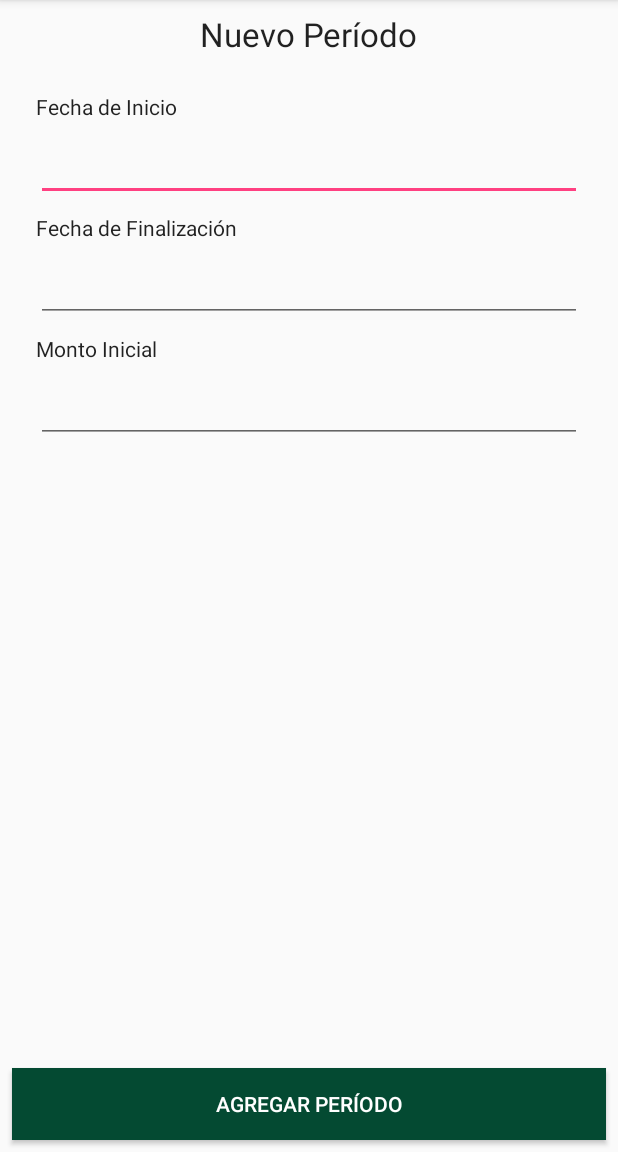
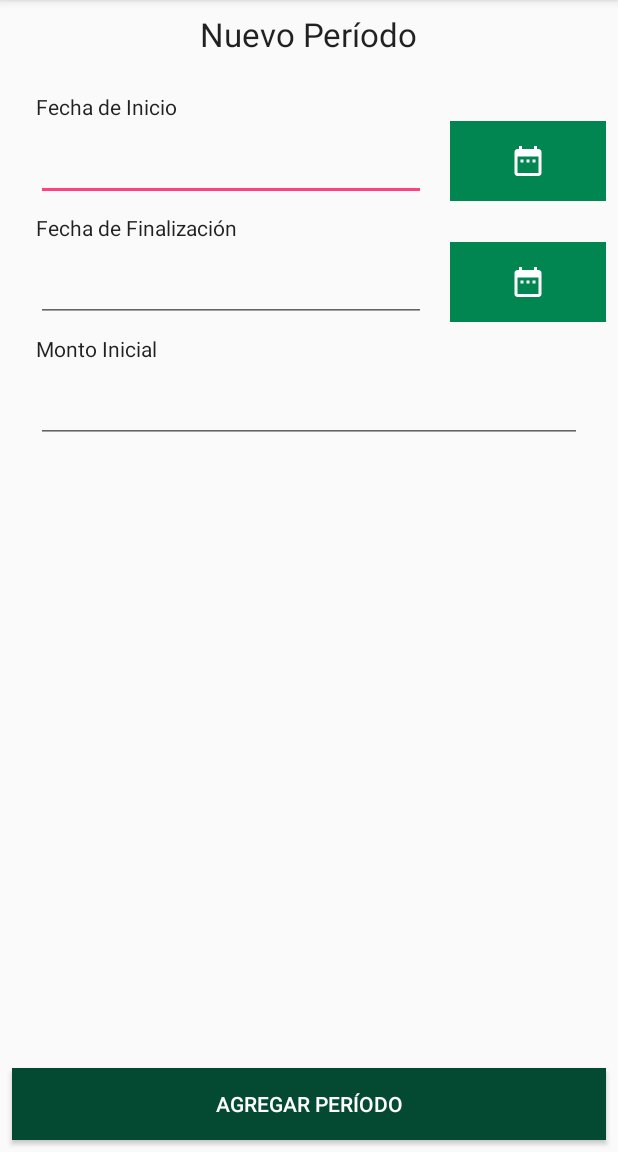
Before and after one commit to Marcelo1706/MyBudget, an Android app: the NuevoPeriodo screen opened directly, with no data from a screen before it, after a tap on "AGREGAR PERÍODO", on a phone screen of 412 x 824 dp, the part 84-1236 px from its top. Run offline under Robolectric (Android 15) with nearby library versions, the phone set to English and light mode, and no system bars.

Commit message:
- Validación de nuevo periodo - Envio de variable de sesion id_periodo a todos los activity - Consulta de periodos con base a usuario - Al seleccionar un período, se envía su id a la variable de sesion

```diff
--- a/app/build.gradle
+++ b/app/build.gradle
@@ -9,6 +9,7 @@ android {
         versionCode 1
         versionName "1.0"
         testInstrumentationRunner "android.support.test.runner.AndroidJUnitRunner"
+        vectorDrawables.useSupportLibrary = true
     }
     buildTypes {
         release {
--- a/app/src/main/java/com/comfycraft/mybudget/fragments/AgregarGastosFragment.java
+++ b/app/src/main/java/com/comfycraft/mybudget/fragments/AgregarGastosFragment.java
@@ -18,6 +18,7 @@ public class AgregarGastosFragment extends Fragment {
     private String id_usuario;
     private String nombre_usuario;
     private String password;
+    private String id_periodo;
 
     @Nullable
     @Override
@@ -25,8 +26,9 @@ public class AgregarGastosFragment extends Fragment {
         //Inicializar variable de sesion
         session = new Sesiones(getActivity().getApplicationContext());
         id_usuario = session.getUserId();
-        nombre_usuario = session.getUserId();
+        nombre_usuario = session.getUserName();
         password = session.getPassword();
+        id_periodo = session.getIdPeriodo();
         return inflater.inflate(R.layout.fragment_agregar_gastos, container, false);
     }
 }
--- a/app/src/main/java/com/comfycraft/mybudget/fragments/AgregarPagosFragment.java
+++ b/app/src/main/java/com/comfycraft/mybudget/fragments/AgregarPagosFragment.java
@@ -19,6 +19,7 @@ public class AgregarPagosFragment extends Fragment {
     private String id_usuario;
     private String nombre_usuario;
     private String password;
+    private String id_periodo;
 
     @Nullable
     @Override
@@ -26,8 +27,9 @@ public class AgregarPagosFragment extends Fragment {
         //Inicializar variable de sesion
         session = new Sesiones(getActivity().getApplicationContext());
         id_usuario = session.getUserId();
-        nombre_usuario = session.getUserId();
+        nombre_usuario = session.getUserName();
         password = session.getPassword();
+        id_periodo = session.getIdPeriodo();
         return inflater.inflate(R.layout.fragment_agregar_pagos, container, false);
 
     }
--- a/app/src/main/java/com/comfycraft/mybudget/fragments/FondosFragment.java
+++ b/app/src/main/java/com/comfycraft/mybudget/fragments/FondosFragment.java
@@ -21,6 +21,7 @@ public class FondosFragment extends Fragment {
     private String id_usuario;
     private String nombre_usuario;
     private String password;
+    private String id_periodo;
 
     TextView tituloFondos, mensajeFondos,labelFondos, aviso;
     EditText etfondos;
@@ -38,8 +39,9 @@ public class FondosFragment extends Fragment {
         //Inicializar variable de sesion
         session = new Sesiones(getActivity().getApplicationContext());
         id_usuario = session.getUserId();
-        nombre_usuario = session.getUserId();
+        nombre_usuario = session.getUserName();
         password = session.getPassword();
+        id_periodo = session.getIdPeriodo();
 
         //Acá irá una condición que permitirá mostrar el mensaje de los fondos o no
         tituloFondos = view.findViewById(R.id.titulofondos);
--- a/app/src/main/java/com/comfycraft/mybudget/fragments/GastosInicialFragment.java
+++ b/app/src/main/java/com/comfycraft/mybudget/fragments/GastosInicialFragment.java
@@ -24,6 +24,7 @@ public class GastosInicialFragment extends Fragment {
     private String id_usuario;
     private String nombre_usuario;
     private String password;
+    private String id_periodo;
 
     TextView tituloPagos, mensajePagos,labelPagos, aviso;
     ListView listPagos;
@@ -41,8 +42,9 @@ public class GastosInicialFragment extends Fragment {
         //Inicializar variable de sesion
         session = new Sesiones(getActivity().getApplicationContext());
         id_usuario = session.getUserId();
-        nombre_usuario = session.getUserId();
+        nombre_usuario = session.getUserName();
         password = session.getPassword();
+        id_periodo = session.getIdPeriodo();
 
         //Acá irá una condición que permitirá mostrar el mensaje de los pagos o no
         tituloPagos = view.findViewById(R.id.titulo_pagos_inicial);
--- a/app/src/main/java/com/comfycraft/mybudget/fragments/PagosInicialFragment.java
+++ b/app/src/main/java/com/comfycraft/mybudget/fragments/PagosInicialFragment.java
@@ -24,6 +24,7 @@ public class PagosInicialFragment extends Fragment {
     private String id_usuario;
     private String nombre_usuario;
     private String password;
+    private String id_periodo;
 
     TextView tituloPagos, mensajePagos,labelPagos, aviso;
     ListView listPagos;
@@ -41,8 +42,10 @@ public class PagosInicialFragment extends Fragment {
         //Inicializar variable de sesion
         session = new Sesiones(getActivity().getApplicationContext());
         id_usuario = session.getUserId();
-        nombre_usuario = session.getUserId();
+        nombre_usuario = session.getUserName();
         password = session.getPassword();
+        id_periodo = session.getIdPeriodo();
+
         //Acá irá una condición que permitirá mostrar el mensaje de los pagos o no
         tituloPagos = view.findViewById(R.id.titulo_pagos_inicial);
         mensajePagos = view.findViewById(R.id.mensaje_pagos_inicial);
--- a/app/src/main/java/com/comfycraft/mybudget/fragments/ResumenFragment.java
+++ b/app/src/main/java/com/comfycraft/mybudget/fragments/ResumenFragment.java
@@ -18,6 +18,7 @@ public class ResumenFragment extends Fragment {
     private String id_usuario;
     private String nombre_usuario;
     private String password;
+    private String id_periodo;
 
     @Nullable
     @Override
@@ -25,8 +26,9 @@ public class ResumenFragment extends Fragment {
         //Inicializar variable de sesion
         session = new Sesiones(getActivity().getApplicationContext());
         id_usuario = session.getUserId();
-        nombre_usuario = session.getUserId();
+        nombre_usuario = session.getUserName();
         password = session.getPassword();
+        id_periodo = session.getIdPeriodo();
 
         return inflater.inflate(R.layout.fragment_resumen, container, false);
     }
--- a/app/src/main/java/com/comfycraft/mybudget/fragments/Super1Fragment.java
+++ b/app/src/main/java/com/comfycraft/mybudget/fragments/Super1Fragment.java
@@ -24,6 +24,7 @@ public class Super1Fragment extends Fragment {
     private String id_usuario;
     private String nombre_usuario;
     private String password;
+    private String id_periodo;
 
     ListView lstsuper;
 
@@ -33,8 +34,9 @@ public class Super1Fragment extends Fragment {
         //Inicializar variable de sesion
         session = new Sesiones(getActivity().getApplicationContext());
         id_usuario = session.getUserId();
-        nombre_usuario = session.getUserId();
+        nombre_usuario = session.getUserName();
         password = session.getPassword();
+        id_periodo = session.getIdPeriodo();
 
         View view =  inflater.inflate(R.layout.fragment_supermercado_1, container, false);
         Button btnNuevaLista = view.findViewById(R.id.nv_lista_super);
--- a/app/src/main/java/com/comfycraft/mybudget/fragments/Super2Fragment.java
+++ b/app/src/main/java/com/comfycraft/mybudget/fragments/Super2Fragment.java
@@ -20,6 +20,7 @@ public class Super2Fragment extends Fragment {
     private String id_usuario;
     private String nombre_usuario;
     private String password;
+    private String id_periodo;
 
     @Nullable
     @Override
@@ -27,8 +28,10 @@ public class Super2Fragment extends Fragment {
         //Inicializar variable de sesion
         session = new Sesiones(getActivity().getApplicationContext());
         id_usuario = session.getUserId();
-        nombre_usuario = session.getUserId();
+        nombre_usuario = session.getUserName();
         password = session.getPassword();
+        id_periodo = session.getIdPeriodo();
+
         return inflater.inflate(R.layout.fragment_supermercado_2, container, false);
     }
 }
--- a/app/src/main/java/com/comfycraft/mybudget/fragments/Super3Fragment.java
+++ b/app/src/main/java/com/comfycraft/mybudget/fragments/Super3Fragment.java
@@ -22,6 +22,7 @@ public class Super3Fragment extends Fragment {
     private String id_usuario;
     private String nombre_usuario;
     private String password;
+    private String id_periodo;
 
     @Nullable
     @Override
@@ -29,8 +30,9 @@ public class Super3Fragment extends Fragment {
         //Inicializar variable de sesion
         session = new Sesiones(getActivity().getApplicationContext());
         id_usuario = session.getUserId();
-        nombre_usuario = session.getUserId();
+        nombre_usuario = session.getUserName();
         password = session.getPassword();
+        id_periodo = session.getIdPeriodo();
 
         View view = inflater.inflate(R.layout.fragment_supermercado_3, container, false);
         final ProductosModel productosModel[] = new ProductosModel[] {
--- a/app/src/main/java/com/comfycraft/mybudget/layout/NuevoPeriodo.java
+++ b/app/src/main/java/com/comfycraft/mybudget/layout/NuevoPeriodo.java
@@ -1,19 +1,39 @@
 package com.comfycraft.mybudget.layout;
 
+import android.app.DatePickerDialog;
+import android.content.Intent;
 import android.graphics.drawable.ColorDrawable;
 import android.support.v7.app.ActionBar;
 import android.support.v7.app.AppCompatActivity;
 import android.os.Bundle;
 import android.view.View;
 import android.widget.Button;
+import android.widget.DatePicker;
 import android.widget.EditText;
+import android.widget.ImageButton;
 import android.widget.Toast;
 
 import com.comfycraft.mybudget.R;
 import com.comfycraft.mybudget.utilidades.Crud;
 import com.comfycraft.mybudget.utilidades.Sesiones;
 
-public class NuevoPeriodo extends AppCompatActivity {
+import java.text.SimpleDateFormat;
+import java.util.Calendar;
+import java.util.Date;
+
+public class NuevoPeriodo extends AppCompatActivity implements View.OnClickListener{
+
+    private static final String CERO = "0";
+    private static final String BARRA = "/";
+
+    //Calendario para obtener fecha & hora
+    public final Calendar c = Calendar.getInstance();
+
+    //Variables para obtener la fecha
+    final int mes = c.get(Calendar.MONTH);
+    final int dia = c.get(Calendar.DAY_OF_MONTH);
+    final int anio = c.get(Calendar.YEAR);
+
 
     //Variable de sesion
     private Sesiones session;
@@ -24,6 +44,7 @@ public class NuevoPeriodo extends AppCompatActivity {
 
     EditText fechaini, fechafin, montoInicial;
     Button btnNuevoPeriodo;
+    ImageButton btnFechaIni, btnFechaFin;
 
     @Override
     protected void onCreate(Bundle savedInstanceState) {
@@ -33,7 +54,7 @@ public class NuevoPeriodo extends AppCompatActivity {
         //Inicializar variable de sesion
         session = new Sesiones(getApplicationContext());
         id_usuario = session.getUserId();
-        nombre_usuario = session.getUserId();
+        nombre_usuario = session.getUserName();
         password = session.getPassword();
 
         //Cambiar color de la Action Bar
@@ -48,24 +69,130 @@ public class NuevoPeriodo extends AppCompatActivity {
                 insertarPeriodo();
             }
         });
+
+        btnFechaIni = findViewById(R.id.fechaInicio_button);
+        btnFechaIni.setOnClickListener(this);
+
+        btnFechaFin = findViewById(R.id.fechaFin_button);
+        btnFechaFin.setOnClickListener(this);
+
     }
 
-    public void insertarPeriodo(){
+    public void onClick(View v){
+        switch (v.getId()){
+            case R.id.fechaInicio_button:
+                obtenerFechaIni();
+                break;
+            case R.id.fechaFin_button:
+                obtenerFechaFin();
+                break;
+        }
+    }
+
+    private void obtenerFechaIni(){
+        fechaini = findViewById(R.id.fechaInicio);
+        DatePickerDialog recogerFecha = new DatePickerDialog(this, new DatePickerDialog.OnDateSetListener() {
+            @Override
+            public void onDateSet(DatePicker view, int year, int month, int dayOfMonth) {
+                //Esta variable lo que realiza es aumentar en uno el mes ya que comienza desde 0 = enero
+                final int mesActual = month + 1;
+                //Formateo el día obtenido: antepone el 0 si son menores de 10
+                String diaFormateado = (dayOfMonth < 10)? CERO + String.valueOf(dayOfMonth):String.valueOf(dayOfMonth);
+                //Formateo el mes obtenido: antepone el 0 si son menores de 10
+                String mesFormateado = (mesActual < 10)? CERO + String.valueOf(mesActual):String.valueOf(mesActual);
+                //Muestro la fecha con el formato deseado
+                fechaini.setText(diaFormateado + BARRA + mesFormateado + BARRA + year);
+
+
+            }
+            //Estos valores deben ir en ese orden, de lo contrario no mostrara la fecha actual
+            /**
+             *También puede cargar los valores que usted desee
+             */
+        },anio, mes, dia);
+        //Muestro el widget
+        recogerFecha.show();
+    }
+
+    private void obtenerFechaFin(){
+        fechafin = findViewById(R.id.fechaFin);
+        DatePickerDialog recogerFecha = new DatePickerDialog(this, new DatePickerDialog.OnDateSetListener() {
+            @Override
+            public void onDateSet(DatePicker view, int year, int month, int dayOfMonth) {
+                //Esta variable lo que realiza es aumentar en uno el mes ya que comienza desde 0 = enero
+                final int mesActual = month + 1;
+                //Formateo el día obtenido: antepone el 0 si son menores de 10
+                String diaFormateado = (dayOfMonth < 10)? CERO + String.valueOf(dayOfMonth):String.valueOf(dayOfMonth);
+                //Formateo el mes obtenido: antepone el 0 si son menores de 10
+                String mesFormateado = (mesActual < 10)? CERO + String.valueOf(mesActual):String.valueOf(mesActual);
+                //Muestro la fecha con el formato deseado
+                fechafin.setText(diaFormateado + BARRA + mesFormateado + BARRA + year);
+
+
+            }
+            //Estos valores deben ir en ese orden, de lo contrario no mostrara la fecha actual
+            /**
+             *También puede cargar los valores que usted desee
+             */
+        },anio, mes, dia);
+        //Muestro el widget
+        recogerFecha.show();
+    }
+
+    public void insertarPeriodo() {
+
+        //referenciar controles
         fechaini = findViewById(R.id.fechaInicio);
         fechafin = findViewById(R.id.fechaFin);
         montoInicial = findViewById(R.id.montoInicial);
 
-        Crud prueba =  new Crud(this);
+        //Obtener valores de los controles
+        String fechaIni = fechaini.getText().toString();
+        String fechaFin = fechafin.getText().toString();
+        String montoinicial = montoInicial.getText().toString();
 
-        String[] valores = {fechaini.getText().toString(),fechafin.getText().toString(),montoInicial.getText().toString(),"1"};
-        String[] campos = {"fecha_inicio","fecha_fin","monto_inicial","id_usuario"};
+        int flag = 0;
+        //Validacion de los campos.
+        if (fechaIni.isEmpty() || fechaFin.isEmpty() || montoinicial.isEmpty()) {
+            Toast.makeText(this, "Complete los campos para continuar", Toast.LENGTH_SHORT).show();
+            flag++;
+        } else if (fechaIni.equals(fechaFin)) {
+            Toast.makeText(this, "Las fechas no pueden ser iguales", Toast.LENGTH_SHORT).show();
+            flag++;
+        }else if(!fechaIni.matches("\\d{2}/\\d{2}/\\d{4}") || !fechaFin.matches("\\d{2}/\\d{2}/\\d{4}")){
+            Toast.makeText(this, "Formato de Fecha no válido\nEl formato es dd/mm/yyyy", Toast.LENGTH_SHORT).show();
+            flag++;
+        }
 
-        long valor = prueba.Insert("periodos",campos,valores);
+        if (flag == 0) {
+            try {
+                //Validacion de las fechas
+                SimpleDateFormat fini = new SimpleDateFormat("dd/MM/yyyy");
+                Date fini2 = fini.parse(fechaIni);
+                SimpleDateFormat ffin = new SimpleDateFormat("dd/MM/yyyy");
+                Date ffin2 = ffin.parse(fechaFin);
+                if (fini2.after(ffin2)) {
+                    Toast.makeText(this, "La fecha de finalizacion no puede ser antes de la fecha de inicio", Toast.LENGTH_SHORT).show();
+                } else {
+                    Crud prueba =  new Crud(this);
 
-        if(valor > 0)
-        {
-            Toast.makeText(this, "Se ha creado el período correctamente",Toast.LENGTH_SHORT).show();
+                    String[] valores = {fechaIni,fechaFin,montoinicial,id_usuario};
+                    String[] campos = {"fecha_inicio","fecha_fin","monto_inicial","id_usuario"};
 
+                    long valor = prueba.Insert("periodos",campos,valores);
+
+                    if(valor > 0)
+                    {
+                        Toast.makeText(this, "Se ha creado el período correctamente",Toast.LENGTH_SHORT).show();
+                        Intent periodos = new Intent(this,PeriodosLayout.class);
+                        finish();
+                        startActivity(periodos);
+                    }
+                }
+            } catch (java.text.ParseException e) {
+                e.printStackTrace();
+                Toast.makeText(this, "Ha ocurrido un error", Toast.LENGTH_SHORT).show();
+            }
         }
     }
 }
--- /dev/null
+++ b/app/src/main/res/drawable/ic_date_range_white.xml
@@ -0,0 +1,5 @@
+<vector android:height="24dp" android:tint="#FFFFFF"
+    android:viewportHeight="24.0" android:viewportWidth="24.0"
+    android:width="24dp" xmlns:android="http://schemas.android.com/apk/res/android">
+    <path android:fillColor="#FF000000" android:pathData="M9,11L7,11v2h2v-2zM13,11h-2v2h2v-2zM17,11h-2v2h2v-2zM19,4h-1L18,2h-2v2L8,4L8,2L6,2v2L5,4c-1.11,0 -1.99,0.9 -1.99,2L3,20c0,1.1 0.89,2 2,2h14c1.1,0 2,-0.9 2,-2L21,6c0,-1.1 -0.9,-2 -2,-2zM19,20L5,20L5,9h14v11z"/>
+</vector>
--- a/app/src/main/res/layout/nuevo_periodo.xml
+++ b/app/src/main/res/layout/nuevo_periodo.xml
@@ -48,18 +48,34 @@
                 app:layout_constraintStart_toStartOf="parent"
                 app:layout_constraintTop_toBottomOf="@+id/textView18" />
 
+            <LinearLayout
+                android:layout_width="match_parent"
+                android:layout_height="match_parent"
+                android:orientation="horizontal">
+
                 <EditText
                     android:id="@+id/fechaInicio"
-                android:layout_width="match_parent"
+                    android:layout_width="0dp"
                     android:layout_height="wrap_content"
                     android:layout_marginStart="16dp"
                     android:layout_marginTop="8dp"
                     android:layout_marginEnd="16dp"
+                    android:layout_weight="5"
                     android:ems="10"
-                android:inputType="date"
+                    android:inputType="none"
+                    android:singleLine="true"
                     app:layout_constraintEnd_toEndOf="parent"
                     app:layout_constraintStart_toStartOf="parent"
                     app:layout_constraintTop_toBottomOf="@+id/textView19" />
+
+                <ImageButton
+                    android:id="@+id/fechaInicio_button"
+                    android:layout_width="0dp"
+                    android:layout_height="match_parent"
+                    android:layout_weight="2"
+                    android:background="@color/PMS348"
+                    app:srcCompat="@drawable/ic_date_range_white" />
+            </LinearLayout>
 
             <TextView
                 android:id="@+id/textView20"
@@ -72,19 +88,35 @@
                 app:layout_constraintStart_toStartOf="parent"
                 app:layout_constraintTop_toBottomOf="@+id/fechaInicio" />
 
+            <LinearLayout
+                android:layout_width="match_parent"
+                android:layout_height="match_parent"
+                android:orientation="horizontal">
+
                 <EditText
                     android:id="@+id/fechaFin"
-                android:layout_width="match_parent"
+                    android:layout_width="0dp"
                     android:layout_height="wrap_content"
                     android:layout_marginStart="16dp"
                     android:layout_marginTop="8dp"
                     android:layout_marginEnd="16dp"
+                    android:layout_weight="5"
                     android:ems="10"
-                android:inputType="date"
+                    android:inputType="none"
+                    android:singleLine="true"
                     app:layout_constraintEnd_toEndOf="parent"
                     app:layout_constraintHorizontal_bias="0.0"
                     app:layout_constraintStart_toStartOf="parent"
                     app:layout_constraintTop_toBottomOf="@+id/textView20" />
+
+                <ImageButton
+                    android:id="@+id/fechaFin_button"
+                    android:layout_width="0dp"
+                    android:layout_height="match_parent"
+                    android:layout_weight="2"
+                    android:background="@color/PMS348"
+                    app:srcCompat="@drawable/ic_date_range_white" />
+            </LinearLayout>
 
             <TextView
                 android:id="@+id/textView21"
@@ -106,6 +138,7 @@
                 android:layout_marginEnd="16dp"
                 android:ems="10"
                 android:inputType="numberDecimal"
+                android:singleLine="true"
                 app:layout_constraintEnd_toEndOf="parent"
                 app:layout_constraintHorizontal_bias="0.0"
                 app:layout_constraintStart_toStartOf="parent"
```
Also changed, not shown: app/src/main/java/com/comfycraft/mybudget/layout/MainActivity.java (+4 -5 lines), app/src/main/java/com/comfycraft/mybudget/layout/PeriodosLayout.java (+8 -3 lines), app/src/main/java/com/comfycraft/mybudget/utilidades/Sesiones.java (+8 -0 lines). Lines whose indentation alone changed are shown as unchanged.
